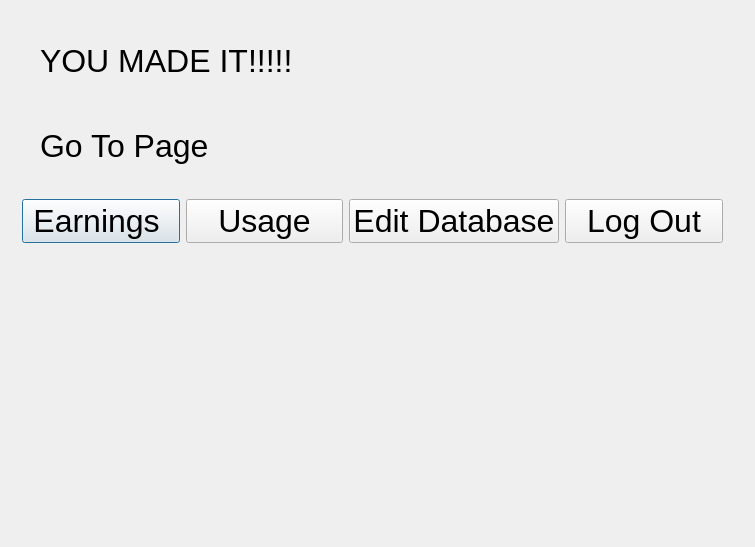
Slavyana-c/16-Cycles, file QtApplication/16Cycles/home.ui: the form before one commit.
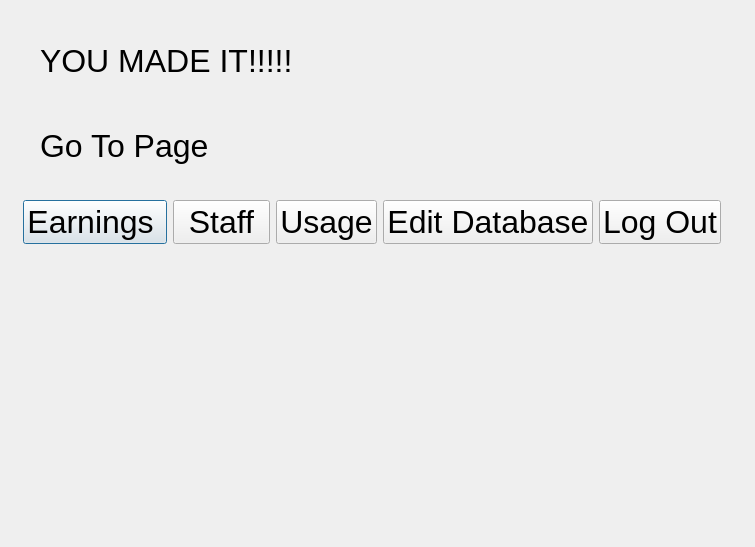
The form after the commit.

Commit message: Added add staff functionality

Diff of the .ui file:
```diff
--- a/QtApplication/16Cycles/home.ui
+++ b/QtApplication/16Cycles/home.ui
@@ -52,9 +52,9 @@
   <widget class="QWidget" name="">
    <property name="geometry">
     <rect>
-     <x>22</x>
-     <y>192</y>
-     <width>701</width>
+     <x>23</x>
+     <y>193</y>
+     <width>698</width>
      <height>59</height>
     </rect>
    </property>
@@ -71,6 +71,18 @@
       </property>
      </widget>
     </item>
+    <item>
+     <widget class="QPushButton" name="staffButton">
+      <property name="font">
+       <font>
+        <pointsize>24</pointsize>
+       </font>
+      </property>
+      <property name="text">
+       <string>Staff</string>
+      </property>
+     </widget>
+    </item>
     <item>
      <widget class="QPushButton" name="UsageButton">
       <property name="font">
```
The commit also changes 43 other files.
